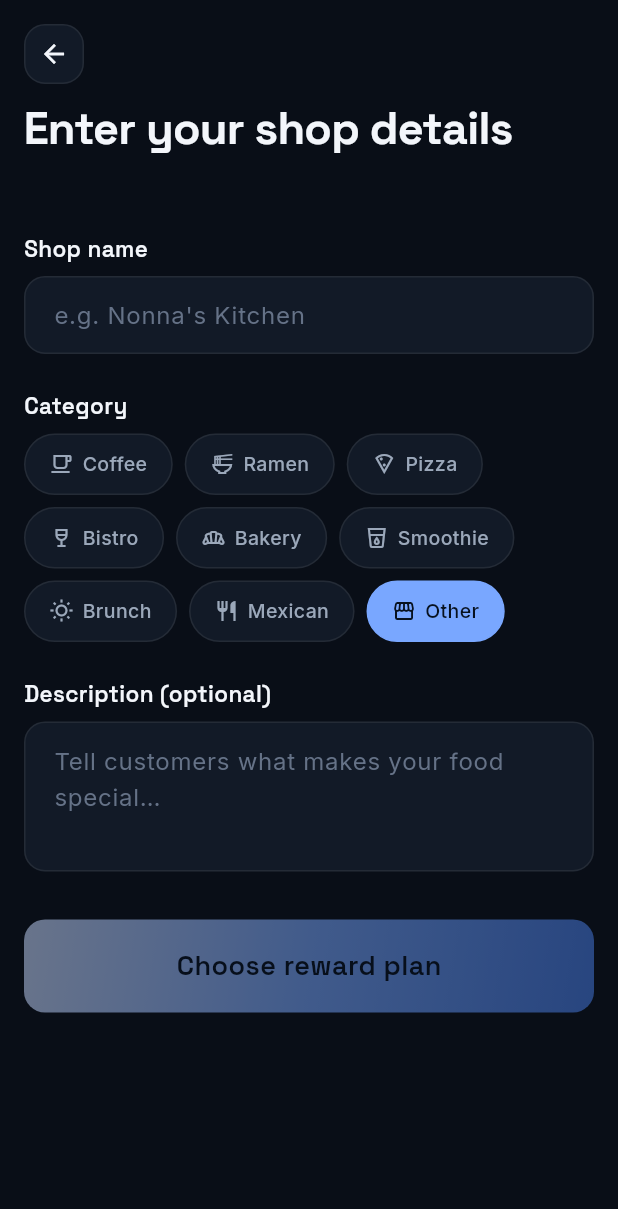
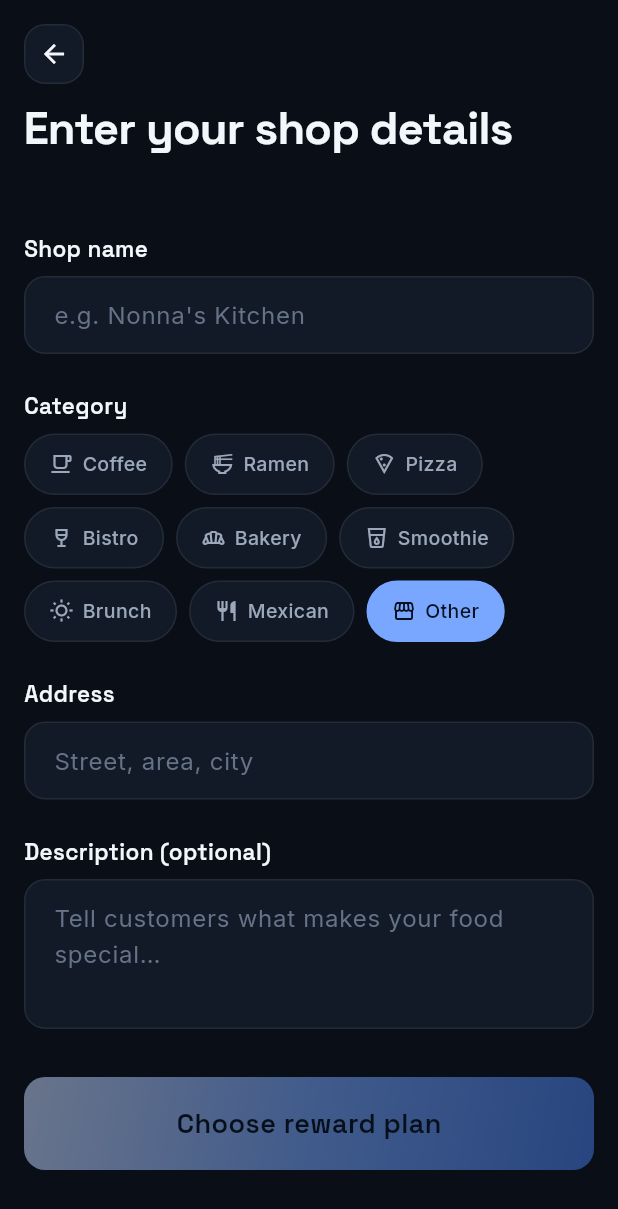
Before and after one commit to bhavithran1/eatstreak, a Flutter app: the RegisterShopScreen screen opened by its route, after a tap on "Enter details manually", on a phone screen of 412 x 824 dp. Shown: the top 1209 px of the screen. Run offline on Flutter 3.47's test engine with Material 3 defaults, Android fonts, the phone set to English and light mode, and no system bars; our stand-ins replace app_links, cloud_firestore, cloud_functions, firebase_auth, firebase_core, flutter_riverpod and 8 more; missing offline and left inert: mobile_scanner; accounts and stored records are empty.

Commit message:
Add shop editing, capture address, explain streaks
First chunk of the UX review. All client-side — no deploy needed.

- Shop details were permanent once registered: updateShop was only ever
  called for reward tiers, so a typo in the shop name was on every
  customer's screen forever. Adds an edit screen (name, category,
  address, description) reachable from the owner profile.
- Address was hardcoded to '' at creation and had no input anywhere, so
  every shop page rendered "Coffee · " with a dangling separator and no
  way to find the place. Now captured at registration, editable after,
  and omitted cleanly when absent (as it is on every existing shop).
- Extracted ShopDetailsFields so registration and editing share one
  definition of the form instead of two that drift.
- Adds a "How streaks work" sheet. The return window is the single most
  important rule in the product and was stated nowhere — customers could
  only infer it by watching a streak die. Reachable from the empty home
  state and customer profile.

Verified: flutter analyze clean, 10/10 Dart tests, 38/38 function tests.

Co-Authored-By: Claude Opus 4.8 <noreply@anthropic.com>

```diff
--- a/mobile/lib/core/router/app_router.dart
+++ b/mobile/lib/core/router/app_router.dart
@@ -15,6 +15,7 @@ import '../../features/customer/shop_detail_screen.dart';
 import '../../features/customer/shop_not_found_screen.dart';
 import '../../features/customer/vouchers_screen.dart';
 import '../../features/owner/choose_plan_screen.dart';
+import '../../features/owner/edit_shop_screen.dart';
 import '../../features/owner/customers_screen.dart';
 import '../../features/owner/dashboard_screen.dart';
 import '../../features/owner/owner_shell.dart';
@@ -185,6 +186,11 @@ final routerProvider = Provider<GoRouter>((ref) {
         },
       ),
       GoRoute(
+        path: Routes.editShop,
+        parentNavigatorKey: _rootKey,
+        builder: (_, _) => const EditShopScreen(),
+      ),
+      GoRoute(
         path: Routes.checkIn,
         parentNavigatorKey: _rootKey,
         builder: (_, state) => CheckInScreen(
--- a/mobile/lib/core/router/routes.dart
+++ b/mobile/lib/core/router/routes.dart
@@ -24,6 +24,7 @@ abstract final class Routes {
   // Shop setup
   static const registerShop = '/register-shop';
   static const choosePlan = '/choose-plan';
+  static const editShop = '/edit-shop';
 
   /// Deep link target: `eatstreak://check-in/<shopId>` and `https://<host>/c/<id>`.
   static const checkIn = '/check-in/:shopId';
--- a/mobile/lib/features/customer/profile_screen.dart
+++ b/mobile/lib/features/customer/profile_screen.dart
@@ -14,6 +14,7 @@ import '../shared/widgets/app_screen.dart';
 import '../shared/widgets/profile_widgets.dart';
 import '../shared/widgets/role_switcher.dart';
 import '../shared/widgets/store_scope.dart';
+import 'how_it_works_sheet.dart';
 
 class CustomerProfileScreen extends ConsumerWidget {
   const CustomerProfileScreen({super.key});
@@ -71,6 +72,11 @@ class CustomerProfileScreen extends ConsumerWidget {
         SettingsGroup(
           rows: [
             SettingsRow(
+              icon: Icons.help_outline,
+              label: 'How streaks work',
+              onTap: () => showHowItWorks(context),
+            ),
+            SettingsRow(
               icon: Icons.camera_alt_outlined,
               label: 'Camera permissions',
               onTap: openAppSettings,
--- a/mobile/lib/features/owner/choose_plan_screen.dart
+++ b/mobile/lib/features/owner/choose_plan_screen.dart
@@ -24,12 +24,14 @@ class ChoosePlanArgs {
   const ChoosePlanArgs({
     required this.shopName,
     required this.category,
+    this.address = '',
     this.description = '',
     this.sourceQr = '',
   });
 
   final String shopName;
   final ShopCategory category;
+  final String address;
   final String description;
   final String sourceQr;
 }
@@ -76,7 +78,7 @@ class _ChoosePlanScreenState extends ConsumerState<ChoosePlanScreen> {
       category: widget.args.category,
       emoji: '',
       description: widget.args.description,
-      address: '',
+      address: widget.args.address,
       rewardTiers: plan.rewardTiersFor(shopId),
       streakWindowDays: plan.streakWindowDays,
       createdAt: todayString(),
--- a/mobile/lib/features/owner/register_shop_screen.dart
+++ b/mobile/lib/features/owner/register_shop_screen.dart
@@ -18,18 +18,7 @@ import '../shared/widgets/app_toast.dart';
 import '../shared/widgets/gradient_button.dart';
 import '../shared/widgets/scan_overlay.dart';
 import 'choose_plan_screen.dart';
-
-const _categoryOptions = <({ShopCategory value, String label, IconData icon})>[
-  (value: ShopCategory.coffee, label: 'Coffee', icon: Icons.local_cafe_outlined),
-  (value: ShopCategory.ramen, label: 'Ramen', icon: Icons.ramen_dining_outlined),
-  (value: ShopCategory.pizza, label: 'Pizza', icon: Icons.local_pizza_outlined),
-  (value: ShopCategory.bistro, label: 'Bistro', icon: Icons.wine_bar_outlined),
-  (value: ShopCategory.bakery, label: 'Bakery', icon: Icons.bakery_dining_outlined),
-  (value: ShopCategory.smoothie, label: 'Smoothie', icon: Icons.local_drink_outlined),
-  (value: ShopCategory.brunch, label: 'Brunch', icon: Icons.wb_sunny_outlined),
-  (value: ShopCategory.mexican, label: 'Mexican', icon: Icons.restaurant_outlined),
-  (value: ShopCategory.other, label: 'Other', icon: Icons.storefront_outlined),
-];
+import 'widgets/shop_details_fields.dart';
 
 enum _Step { scan, confirm }
 
@@ -49,6 +38,7 @@ class _RegisterShopScreenState extends ConsumerState<RegisterShopScreen> {
     detectionSpeed: DetectionSpeed.noDuplicates,
   );
   final _nameController = TextEditingController();
+  final _addressController = TextEditingController();
   final _descriptionController = TextEditingController();
 
   _Step _step = _Step.scan;
@@ -74,6 +64,7 @@ class _RegisterShopScreenState extends ConsumerState<RegisterShopScreen> {
   void dispose() {
     unawaited(_controller.dispose());
     _nameController.dispose();
+    _addressController.dispose();
     _descriptionController.dispose();
     super.dispose();
   }
@@ -134,6 +125,7 @@ class _RegisterShopScreenState extends ConsumerState<RegisterShopScreen> {
       extra: ChoosePlanArgs(
         shopName: name,
         category: _category,
+        address: _addressController.text.trim(),
         description: _descriptionController.text.trim(),
         sourceQr: _sourceQr,
       ),
@@ -317,32 +309,13 @@ class _RegisterShopScreenState extends ConsumerState<RegisterShopScreen> {
           else if (_qrType == ExternalQrType.upi)
             _detectedBadge(Icons.credit_card, 'Extracted from payment QR'),
           const SizedBox(height: Spacing.lg),
-          _label('Shop name'),
-          TextField(
-            controller: _nameController,
-            onChanged: (_) => setState(() {}),
-            textCapitalization: TextCapitalization.words,
-            style: AppText.body(size: 16, color: AppColors.ink),
-            decoration: _inputDecoration("e.g. Nonna's Kitchen"),
-          ),
-          const SizedBox(height: Spacing.lg),
-          _label('Category'),
-          Wrap(
-            spacing: Spacing.sm,
-            runSpacing: Spacing.sm,
-            children: [
-              for (final opt in _categoryOptions) _categoryChip(opt),
-            ],
-          ),
-          const SizedBox(height: Spacing.lg),
-          _label('Description (optional)'),
-          TextField(
-            controller: _descriptionController,
-            maxLines: 3,
-            style: AppText.body(size: 16, color: AppColors.ink),
-            decoration: _inputDecoration(
-              'Tell customers what makes your food special…',
-            ),
+          ShopDetailsFields(
+            nameController: _nameController,
+            addressController: _addressController,
+            descriptionController: _descriptionController,
+            category: _category,
+            onCategoryChanged: (c) => setState(() => _category = c),
+            onNameChanged: (_) => setState(() {}),
           ),
           const SizedBox(height: Spacing.xl),
           GradientButton(
@@ -353,72 +326,6 @@ class _RegisterShopScreenState extends ConsumerState<RegisterShopScreen> {
           ),
         ],
       );
-
-  Widget _label(String text) => Padding(
-        padding: const EdgeInsets.only(bottom: Spacing.sm),
-        child: Text(text, style: AppText.heading(size: 15)),
-      );
-
-  InputDecoration _inputDecoration(String hint) => InputDecoration(
-        filled: true,
-        fillColor: AppColors.card,
-        hintText: hint,
-        hintStyle: AppText.body(size: 16, color: AppColors.muted2),
-        contentPadding: const EdgeInsets.symmetric(
-          horizontal: Spacing.md,
-          vertical: 14,
-        ),
-        enabledBorder: OutlineInputBorder(
-          borderRadius: Radii.mdAll,
-          borderSide: const BorderSide(color: AppColors.line),
-        ),
-        focusedBorder: OutlineInputBorder(
-          borderRadius: Radii.mdAll,
-          borderSide: const BorderSide(color: AppColors.primary),
-        ),
-      );
-
-  Widget _categoryChip(({ShopCategory value, String label, IconData icon}) opt) {
-    final selected = _category == opt.value;
-
-    return GestureDetector(
-      onTap: () => setState(() => _category = opt.value),
-      behavior: HitTestBehavior.opaque,
-      child: AnimatedContainer(
-        duration: const Duration(milliseconds: 160),
-        padding: const EdgeInsets.symmetric(
-          horizontal: Spacing.md,
-          vertical: 10,
-        ),
-        decoration: BoxDecoration(
-          color: selected ? AppColors.primary : AppColors.card,
-          borderRadius: Radii.pillAll,
-          border: Border.all(
-            color: selected ? AppColors.primary : AppColors.line,
-          ),
-        ),
-        child: Row(
-          mainAxisSize: MainAxisSize.min,
-          children: [
-            Icon(
-              opt.icon,
-              size: 16,
-              color: selected ? AppColors.primaryInk : AppColors.muted,
-            ),
-            const SizedBox(width: 6),
-            Text(
-              opt.label,
-              style: AppText.body(
-                size: 13,
-                weight: FontWeight.w500,
-                color: selected ? AppColors.primaryInk : AppColors.muted,
-              ),
-            ),
-          ],
-        ),
-      ),
-    );
-  }
 
   Widget _detectedBadge(IconData icon, String text) => Align(
         alignment: Alignment.centerLeft,
--- /dev/null
+++ b/mobile/lib/features/owner/widgets/shop_details_fields.dart
@@ -0,0 +1,160 @@
+import 'package:flutter/material.dart';
+
+import '../../../core/theme/app_colors.dart';
+import '../../../core/theme/app_spacing.dart';
+import '../../../core/theme/app_typography.dart';
+import '../../../data/models/enums.dart';
+
+const shopCategoryOptions =
+    <({ShopCategory value, String label, IconData icon})>[
+  (value: ShopCategory.coffee, label: 'Coffee', icon: Icons.local_cafe_outlined),
+  (value: ShopCategory.ramen, label: 'Ramen', icon: Icons.ramen_dining_outlined),
+  (value: ShopCategory.pizza, label: 'Pizza', icon: Icons.local_pizza_outlined),
+  (value: ShopCategory.bistro, label: 'Bistro', icon: Icons.wine_bar_outlined),
+  (value: ShopCategory.bakery, label: 'Bakery', icon: Icons.bakery_dining_outlined),
+  (value: ShopCategory.smoothie, label: 'Smoothie', icon: Icons.local_drink_outlined),
+  (value: ShopCategory.brunch, label: 'Brunch', icon: Icons.wb_sunny_outlined),
+  (value: ShopCategory.mexican, label: 'Mexican', icon: Icons.restaurant_outlined),
+  (value: ShopCategory.other, label: 'Other', icon: Icons.storefront_outlined),
+];
+
+/// The shop's editable details. Shared by registration and the edit screen so
+/// the two can't drift — a field added here shows up in both.
+class ShopDetailsFields extends StatelessWidget {
+  const ShopDetailsFields({
+    super.key,
+    required this.nameController,
+    required this.addressController,
+    required this.descriptionController,
+    required this.category,
+    required this.onCategoryChanged,
+    this.onNameChanged,
+  });
+
+  final TextEditingController nameController;
+  final TextEditingController addressController;
+  final TextEditingController descriptionController;
+  final ShopCategory category;
+  final ValueChanged<ShopCategory> onCategoryChanged;
+  final ValueChanged<String>? onNameChanged;
+
+  @override
+  Widget build(BuildContext context) {
+    return Column(
+      crossAxisAlignment: CrossAxisAlignment.start,
+      children: [
+        _label('Shop name'),
+        TextField(
+          controller: nameController,
+          onChanged: onNameChanged,
+          textCapitalization: TextCapitalization.words,
+          textInputAction: TextInputAction.next,
+          style: AppText.body(size: 16, color: AppColors.ink),
+          decoration: inputDecoration("e.g. Nonna's Kitchen"),
+        ),
+        const SizedBox(height: Spacing.lg),
+        _label('Category'),
+        Wrap(
+          spacing: Spacing.sm,
+          runSpacing: Spacing.sm,
+          children: [
+            for (final opt in shopCategoryOptions) _chip(opt),
+          ],
+        ),
+        const SizedBox(height: Spacing.lg),
+        // Without this a customer can browse to a shop and have no way to find
+        // it — the detail screen has nowhere else to get a location from.
+        _label('Address'),
+        TextField(
+          controller: addressController,
+          textCapitalization: TextCapitalization.words,
+          maxLines: 2,
+          minLines: 1,
+          style: AppText.body(size: 16, color: AppColors.ink),
+          decoration: inputDecoration('Street, area, city'),
+        ),
+        const SizedBox(height: Spacing.lg),
+        _label('Description (optional)'),
+        TextField(
+          controller: descriptionController,
+          maxLines: 3,
+          style: AppText.body(size: 16, color: AppColors.ink),
+          decoration: inputDecoration(
+            'Tell customers what makes your food special…',
+          ),
+        ),
+      ],
+    );
+  }
+
+  Widget _label(String text) => Padding(
+        padding: const EdgeInsets.only(bottom: Spacing.sm),
+        child: Text(text, style: AppText.heading(size: 15)),
+      );
+
+  Widget _chip(({ShopCategory value, String label, IconData icon}) opt) {
+    final selected = category == opt.value;
+
+    return Semantics(
+      button: true,
+      selected: selected,
+      label: opt.label,
+      child: GestureDetector(
+        onTap: () => onCategoryChanged(opt.value),
+        behavior: HitTestBehavior.opaque,
+        child: AnimatedContainer(
+          duration: const Duration(milliseconds: 160),
+          padding: const EdgeInsets.symmetric(
+            horizontal: Spacing.md,
+            vertical: 10,
+          ),
+          decoration: BoxDecoration(
+            color: selected ? AppColors.primary : AppColors.card,
+            borderRadius: Radii.pillAll,
+            border: Border.all(
+              color: selected ? AppColors.primary : AppColors.line,
+            ),
+          ),
+          child: Row(
+            mainAxisSize: MainAxisSize.min,
+            children: [
+              Icon(
+                opt.icon,
+                size: 16,
+                color: selected ? AppColors.primaryInk : AppColors.muted,
+              ),
+              const SizedBox(width: 6),
+              Text(
+                opt.label,
+                style: AppText.body(
+                  size: 13,
+                  weight: FontWeight.w500,
+                  color: selected ? AppColors.primaryInk : AppColors.muted,
+                ),
+              ),
+            ],
+          ),
+        ),
+      ),
+    );
+  }
+}
+
+InputDecoration inputDecoration(String hint) => InputDecoration(
+      filled: true,
+      fillColor: AppColors.card,
+      hintText: hint,
+      hintStyle: AppText.body(size: 16, color: AppColors.muted2),
+      contentPadding: const EdgeInsets.symmetric(
+        horizontal: Spacing.md,
+        vertical: 14,
+      ),
+      enabledBorder: OutlineInputBorder(
+        borderRadius: Radii.mdAll,
+        borderSide: const BorderSide(color: AppColors.line),
+      ),
+      focusedBorder: OutlineInputBorder(
+        borderRadius: Radii.mdAll,
+        borderSide: const BorderSide(color: AppColors.primary),
+      ),
+    );
```
Also changed, not shown: mobile/lib/features/customer/home_screen.dart (+24 -1 lines), mobile/lib/features/customer/how_it_works_sheet.dart (added, +112 -0 lines), mobile/lib/features/customer/shop_detail_screen.dart (+10 -3 lines), mobile/lib/features/owner/edit_shop_screen.dart (added, +154 -0 lines), mobile/lib/features/owner/profile_screen.dart (+34 -15 lines).
